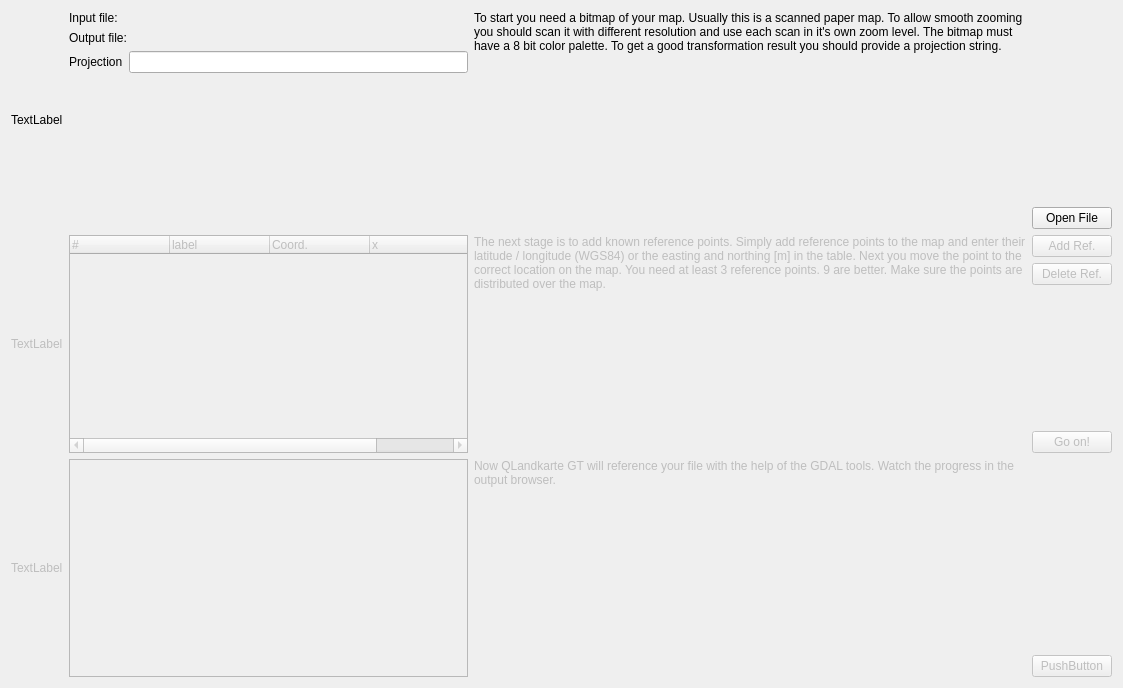
ntruchsess/QLandkarteGT, file src/ICreateMapGeoTiff.ui: the form before one commit.
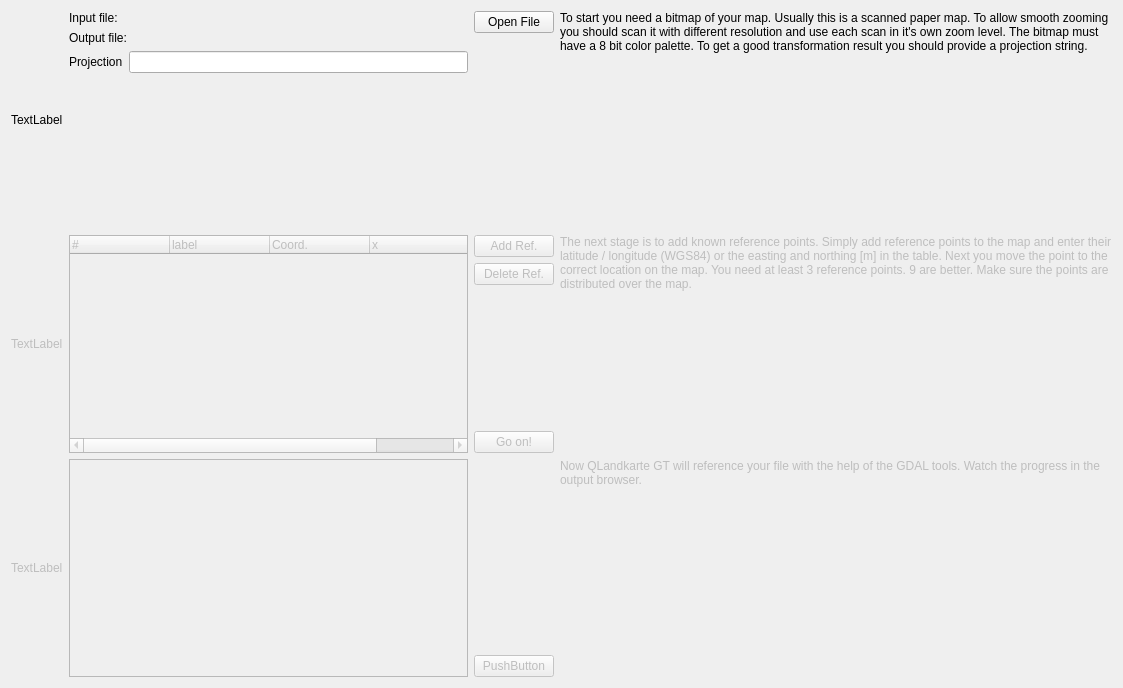
The form after the commit.

Diff of the .ui file:
```diff
--- a/src/ICreateMapGeoTiff.ui
+++ b/src/ICreateMapGeoTiff.ui
@@ -99,6 +99,30 @@
     </layout>
    </item>
    <item row="0" column="2" >
+    <layout class="QVBoxLayout" >
+     <item>
+      <widget class="QPushButton" name="pushOpenFile" >
+       <property name="text" >
+        <string>Open File</string>
+       </property>
+      </widget>
+     </item>
+     <item>
+      <spacer>
+       <property name="orientation" >
+        <enum>Qt::Vertical</enum>
+       </property>
+       <property name="sizeHint" >
+        <size>
+         <width>20</width>
+         <height>40</height>
+        </size>
+       </property>
+      </spacer>
+     </item>
+    </layout>
+   </item>
+   <item row="0" column="3" >
     <widget class="QLabel" name="labelDoc1" >
      <property name="sizePolicy" >
       <sizepolicy vsizetype="Preferred" hsizetype="MinimumExpanding" >
@@ -117,30 +141,6 @@
      </property>
     </widget>
    </item>
-   <item row="0" column="3" >
-    <layout class="QVBoxLayout" >
-     <item>
-      <spacer>
-       <property name="orientation" >
-        <enum>Qt::Vertical</enum>
-       </property>
-       <property name="sizeHint" >
-        <size>
-         <width>20</width>
-         <height>40</height>
-        </size>
-       </property>
-      </spacer>
-     </item>
-     <item>
-      <widget class="QPushButton" name="pushOpenFile" >
-       <property name="text" >
-        <string>Open File</string>
-       </property>
-      </widget>
-     </item>
-    </layout>
-   </item>
    <item row="1" column="0" >
     <widget class="QLabel" name="labelStep2" >
      <property name="enabled" >
@@ -187,22 +187,6 @@
     </widget>
    </item>
    <item row="1" column="2" >
-    <widget class="QLabel" name="labelDoc2" >
-     <property name="enabled" >
-      <bool>false</bool>
-     </property>
-     <property name="text" >
-      <string>The next stage is to add known reference points. Simply add reference points to the map and enter their latitude / longitude (WGS84) or the easting and northing [m] in the table. Next you move the point to the correct location on the map. You need at least 3 reference points. 9 are better. Make sure the points are distributed over the map.</string>
-     </property>
-     <property name="alignment" >
-      <set>Qt::AlignLeading|Qt::AlignLeft|Qt::AlignTop</set>
-     </property>
-     <property name="wordWrap" >
-      <bool>true</bool>
-     </property>
-    </widget>
-   </item>
-   <item row="1" column="3" >
     <layout class="QVBoxLayout" >
      <item>
       <widget class="QPushButton" name="pushAddRef" >
@@ -249,6 +233,22 @@
      </item>
     </layout>
    </item>
+   <item row="1" column="3" >
+    <widget class="QLabel" name="labelDoc2" >
+     <property name="enabled" >
+      <bool>false</bool>
+     </property>
+     <property name="text" >
+      <string>The next stage is to add known reference points. Simply add reference points to the map and enter their latitude / longitude (WGS84) or the easting and northing [m] in the table. Next you move the point to the correct location on the map. You need at least 3 reference points. 9 are better. Make sure the points are distributed over the map.</string>
+     </property>
+     <property name="alignment" >
+      <set>Qt::AlignLeading|Qt::AlignLeft|Qt::AlignTop</set>
+     </property>
+     <property name="wordWrap" >
+      <bool>true</bool>
+     </property>
+    </widget>
+   </item>
    <item row="2" column="0" >
     <widget class="QLabel" name="labelStep3" >
      <property name="enabled" >
@@ -270,22 +270,6 @@
     </widget>
    </item>
    <item row="2" column="2" >
-    <widget class="QLabel" name="labelDoc3" >
-     <property name="enabled" >
-      <bool>false</bool>
-     </property>
-     <property name="text" >
-      <string>Now QLandkarte GT will reference your file with the help of the GDAL tools. Watch the progress in the output browser.</string>
-     </property>
-     <property name="alignment" >
-      <set>Qt::AlignLeading|Qt::AlignLeft|Qt::AlignTop</set>
-     </property>
-     <property name="wordWrap" >
-      <bool>true</bool>
-     </property>
-    </widget>
-   </item>
-   <item row="2" column="3" >
     <layout class="QVBoxLayout" >
      <item>
       <spacer>
@@ -312,6 +296,22 @@
      </item>
     </layout>
    </item>
+   <item row="2" column="3" >
+    <widget class="QLabel" name="labelDoc3" >
+     <property name="enabled" >
+      <bool>false</bool>
+     </property>
+     <property name="text" >
+      <string>Now QLandkarte GT will reference your file with the help of the GDAL tools. Watch the progress in the output browser.</string>
+     </property>
+     <property name="alignment" >
+      <set>Qt::AlignLeading|Qt::AlignLeft|Qt::AlignTop</set>
+     </property>
+     <property name="wordWrap" >
+      <bool>true</bool>
+     </property>
+    </widget>
+   </item>
   </layout>
  </widget>
  <resources/>
```
